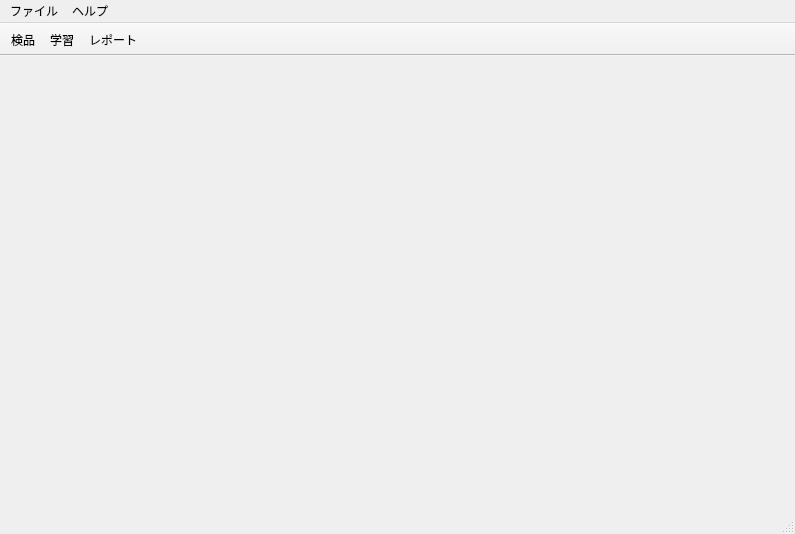
Above: src/main/python/view/ui/main_window.ui from RUTILEA/SDTest before the change. Below: the same form after it.
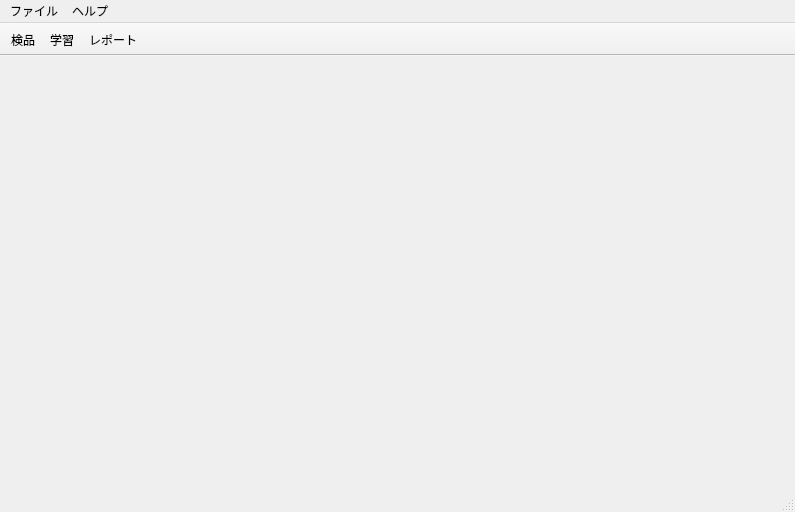
That is the form after the change. Icons and pictures are not drawn.

```diff
--- a/src/main/python/view/ui/main_window.ui
+++ b/src/main/python/view/ui/main_window.ui
@@ -7,7 +7,7 @@
     <x>0</x>
     <y>0</y>
     <width>795</width>
-    <height>534</height>
+    <height>512</height>
    </rect>
   </property>
   <property name="sizePolicy">
```
